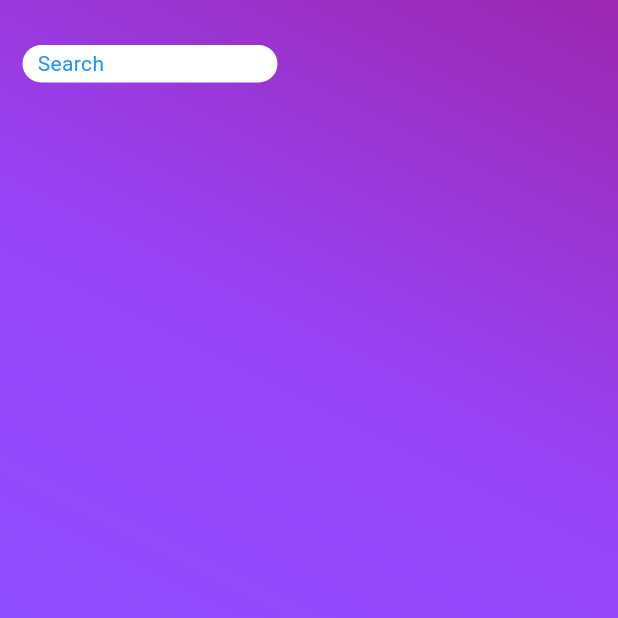
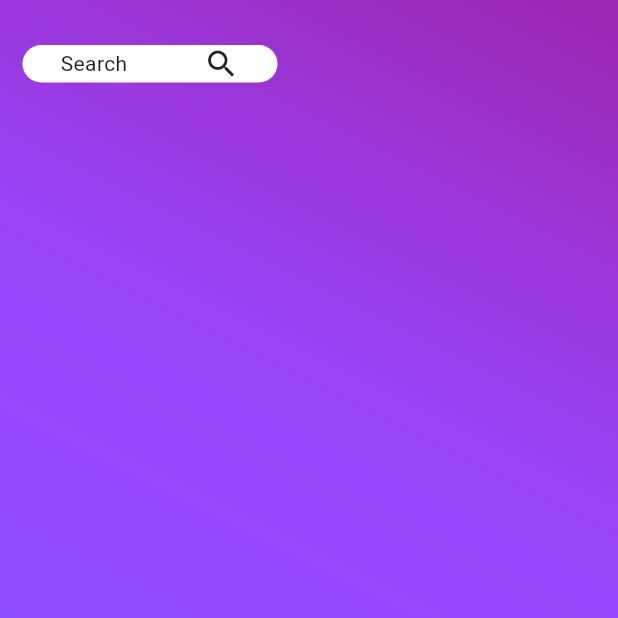
Before and after one commit to MauryaAayush/e_commerce, a Flutter app: the screen it shows after launch, on a phone screen of 412 x 824 dp, the top half of it. Run offline on Flutter 3.47's test engine with Material 3 defaults, Android fonts, the phone set to English and light mode, and no system bars.

Commit message:
Radhey radhey

```diff
--- a/lib/main.dart
+++ b/lib/main.dart
@@ -50,15 +50,19 @@ class FirstPage extends StatelessWidget {
                              color: Colors.white,
                             borderRadius: BorderRadius.all(Radius.circular(50),),
                           ),
-                          child: Text('Search',style: TextStyle(
-                            color: Colors.blue,
+                          margin: EdgeInsets.symmetric(vertical:30, horizontal: 15),
+                          child: Row(
+                            mainAxisAlignment: MainAxisAlignment.spaceAround,
+                            children: [
+                              Text('Search'),
+                              Icon(
+                                Icons.search,
+                              )
+                            ],
+                          )
                           ),
 
-                          ),
 
-                          margin: EdgeInsets.symmetric(horizontal: 15,vertical: 30),
-                          padding: EdgeInsets.symmetric(horizontal:10),
-                        )
                       ],
                     ),
 
```
